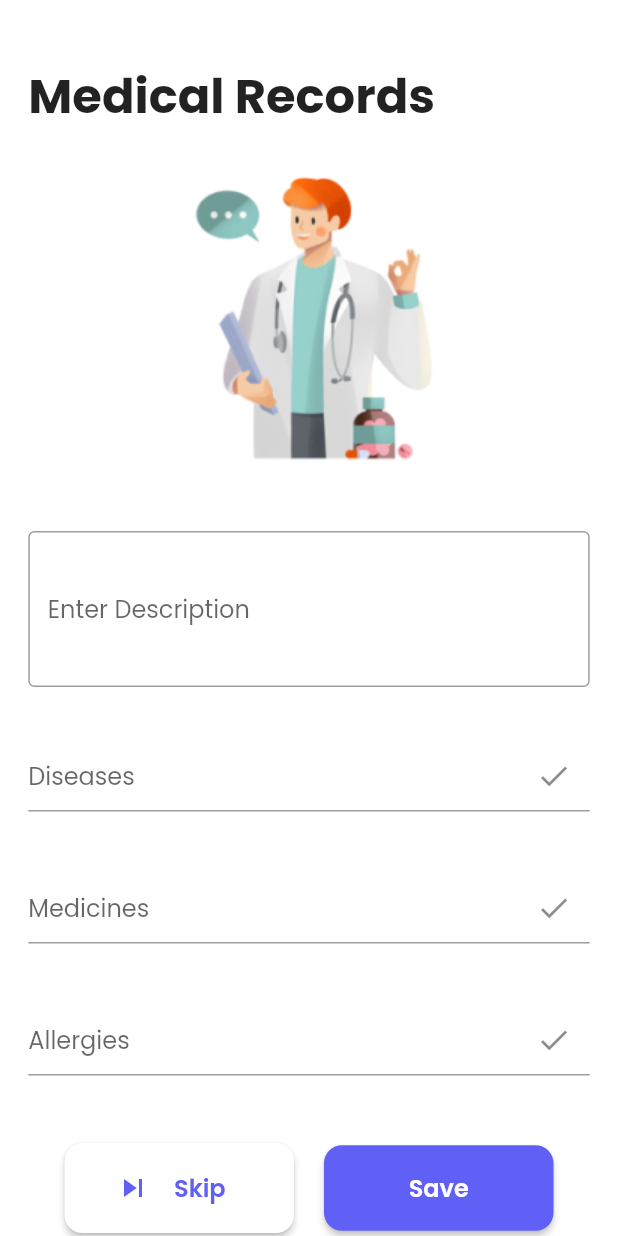
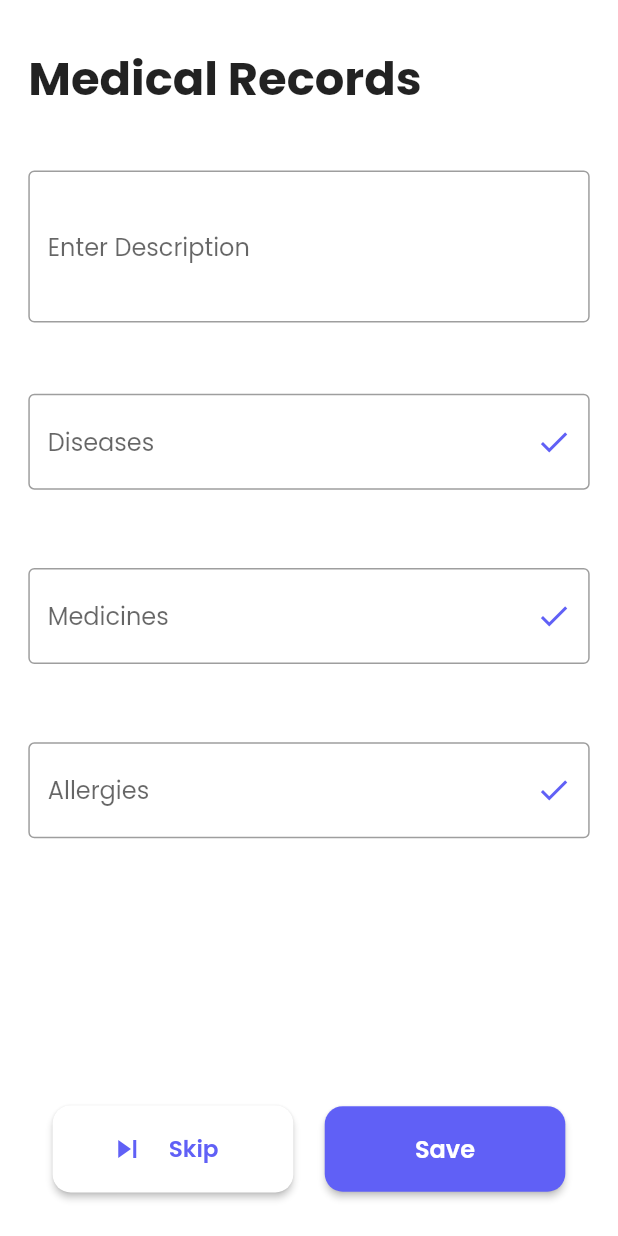
Before and after one commit to Debajyoti14/MamaVault, a Flutter app: the AddMedicalRecordsScreen screen opened directly, on a phone screen of 412 x 824 dp. Run offline on Flutter 3.47's test engine with Material 2 defaults, Android fonts, the phone set to English and light mode, and no system bars; our stand-ins replace accordion, animated_splash_screen, circular_countdown_timer, cloud_firestore, date_time_picker, file_picker and 15 more; missing offline and left inert: clipboard, onboarding, pdf_render; accounts and stored records are empty; statements that could not run were skipped.

Commit message:
Fixed Add Medications

```diff
--- a/lib/screens/onboarding/add_medical_records.dart
+++ b/lib/screens/onboarding/add_medical_records.dart
@@ -2,6 +2,7 @@ import 'package:cloud_firestore/cloud_firestore.dart';
 import 'package:firebase_auth/firebase_auth.dart';
 import 'package:flutter/cupertino.dart';
 import 'package:flutter/material.dart';
+import 'package:flutter_screenutil/flutter_screenutil.dart';
 import 'package:google_fonts/google_fonts.dart';
 import 'package:interrupt/screens/home_page.dart';
 import 'package:interrupt/widgets/primary_button.dart';
@@ -61,130 +62,43 @@ class _AddMedicalRecordsScreenState extends State<AddMedicalRecordsScreen> {
       };
       await finalUser.update(data);
     } catch (e) {
-      print(e.toString());
+      debugPrint(e.toString());
     }
   }
 
-  Widget buildChipsDisease() {
+  Widget buildChips(List<String> values, List<bool> selectedValues) {
     List<Widget> chips = [];
 
-    for (int i = 0; i < _diseasesValues.length; i++) {
-      InputChip actionChip = InputChip(
+    for (int i = 0; i < values.length; i++) {
+      Widget actionChip = Padding(
+        padding: const EdgeInsets.symmetric(horizontal: 3.0),
+        child: InputChip(
           selectedColor: PalleteColor.primaryPurple,
           deleteIconColor: PalleteColor.bodyTextColorLight,
           showCheckmark: false,
           backgroundColor: PalleteColor.bodyTextColorLight,
-        selected: _diseaseSelected[i],
+          selected: selectedValues[i],
           label: Text(
-          _diseasesValues[i],
+            values[i],
             style: const TextStyle(color: PalleteColor.bodyTextColorLight),
           ),
-        // avatar: FlutterLogo(),
-        elevation: 10,
+          elevation: 0,
           pressElevation: 5,
-        shadowColor: Colors.teal,
           onPressed: () {
             setState(() {
-            _diseaseSelected[i] = !_diseaseSelected[i];
+              selectedValues[i] = !selectedValues[i];
             });
           },
           onDeleted: () {
-          _diseasesValues.removeAt(i);
-          _diseaseSelected.removeAt(i);
+            values.removeAt(i);
+            selectedValues.removeAt(i);
 
             setState(() {
-            _diseasesValues = _diseasesValues;
-            _diseaseSelected = _diseaseSelected;
+              values = values;
+              selectedValues = selectedValues;
             });
           },
-      );
-
-      chips.add(actionChip);
-    }
-
-    return ListView(
-      // This next line does the trick.
-      scrollDirection: Axis.horizontal,
-      children: chips,
-    );
-  }
-
-  Widget buildChipsMedicine() {
-    List<Widget> chips = [];
-
-    for (int i = 0; i < _medicineValues.length; i++) {
-      InputChip actionChip = InputChip(
-        selectedColor: PalleteColor.primaryPurple,
-        deleteIconColor: PalleteColor.bodyTextColorLight,
-        showCheckmark: false,
-        backgroundColor: PalleteColor.bodyTextColorLight,
-        selected: _diseaseSelected[i],
-        label: Text(
-          _medicineValues[i],
-          style: const TextStyle(color: PalleteColor.bodyTextColorLight),
         ),
-        // avatar: FlutterLogo(),
-        elevation: 10,
-        pressElevation: 5,
-        shadowColor: Colors.teal,
-        onPressed: () {
-          setState(() {
-            _medicineSelected[i] = !_medicineSelected[i];
-          });
-        },
-        onDeleted: () {
-          _medicineValues.removeAt(i);
-          _medicineSelected.removeAt(i);
-
-          setState(() {
-            _medicineValues = _medicineValues;
-            _medicineSelected = _medicineSelected;
-          });
-        },
-      );
-
-      chips.add(actionChip);
-    }
-
-    return ListView(
-      // This next line does the trick.
-      scrollDirection: Axis.horizontal,
-      children: chips,
-    );
-  }
-
-  Widget buildChipsAllergy() {
-    List<Widget> chips = [];
-
-    for (int i = 0; i < _allergyValues.length; i++) {
-      InputChip actionChip = InputChip(
-        selectedColor: PalleteColor.primaryPurple,
-        deleteIconColor: PalleteColor.bodyTextColorLight,
-        showCheckmark: false,
-        backgroundColor: PalleteColor.bodyTextColorLight,
-        selected: _allergySelected[i],
-        label: Text(
-          _allergyValues[i],
-          style: const TextStyle(color: PalleteColor.bodyTextColorLight),
-        ),
-        // avatar: FlutterLogo(),
-        elevation: 10,
-        pressElevation: 5,
-        shadowColor: Colors.teal,
-        onPressed: () {
-          setState(() {
-            _allergySelected[i] = !_allergySelected[i];
-          });
-        },
-        onDeleted: () {
-          _allergyValues.removeAt(i);
-          _allergySelected.removeAt(i);
-
-          setState(() {
-            _allergyValues = _allergyValues;
-            _allergySelected = _allergySelected;
-          });
-        },
       );
 
       chips.add(actionChip);
@@ -203,31 +117,34 @@ class _AddMedicalRecordsScreenState extends State<AddMedicalRecordsScreen> {
         child: Form(
           key: formKey,
           child: Container(
-            padding: EdgeInsets.symmetric(horizontal: defaultPadding),
-            height: MediaQuery.of(context).size.height * 1.1,
+            padding: EdgeInsets.symmetric(
+                horizontal: defaultPadding, vertical: 30.h),
+            height: MediaQuery.of(context).size.height * 1,
             width: MediaQuery.of(context).size.width,
             child: SizedBox(
               width: double.infinity,
               child: Column(
                 crossAxisAlignment: CrossAxisAlignment.center,
+                mainAxisAlignment: MainAxisAlignment.spaceBetween,
                 children: [
-                  const SizedBox(height: 40),
-                  const Align(
+                  Column(
+                    children: [
+                      Align(
                         alignment: Alignment.centerLeft,
                         child: Text(
                           'Medical Records',
-                      style:
-                          TextStyle(fontSize: 32, fontWeight: FontWeight.bold),
+                          style: TextStyle(
+                              fontSize: 32.sp, fontWeight: FontWeight.bold),
                           textAlign: TextAlign.left,
                         ),
                       ),
-                  const SizedBox(height: 20),
-                  Image.asset('assets/add_medical_records.png'),
-                  const SizedBox(height: 40),
+                      // SizedBox(height: 20.h),
+                      // Image.asset('assets/add_medical_records.png'),
+                      SizedBox(height: 40.h),
                       CustomTextField(
                         hintText: 'Enter Description',
                         controller: _descriptionController,
-                    height: 40,
+                        height: 40.h,
                         validator: (value) {
                           if (value.toString().isEmpty) {
                             return 'Description is required';
@@ -236,22 +153,36 @@ class _AddMedicalRecordsScreenState extends State<AddMedicalRecordsScreen> {
                           }
                         },
                       ),
-                  // const SizedBox(height: 20),
-                  //For Diseases
                       Padding(
-                    padding: const EdgeInsets.symmetric(vertical: 5.0),
+                        padding: EdgeInsets.symmetric(vertical: 5.0.h),
                         child: Column(
                           children: <Widget>[
-                        SizedBox(
-                          height: 30,
-                          child: buildChipsDisease(),
+                            Container(
+                              height: 44.h,
+                              padding: const EdgeInsets.symmetric(vertical: 4),
+                              child:
+                                  buildChips(_diseasesValues, _diseaseSelected),
                             ),
                             TextFormField(
                               controller: _diseaseEditingController,
                               decoration: InputDecoration(
                                 hintText: 'Diseases',
+                                focusedBorder: const OutlineInputBorder(
+                                  borderSide: BorderSide(
+                                      color: PalleteColor.primaryPurple),
+                                ),
+                                enabledBorder: const OutlineInputBorder(
+                                  borderSide: BorderSide(color: Colors.grey),
+                                ),
+                                contentPadding: const EdgeInsets.symmetric(
+                                  vertical: 20,
+                                  horizontal: 13,
+                                ),
                                 suffixIcon: IconButton(
-                              icon: const Icon(Icons.check),
+                                  icon: const Icon(
+                                    Icons.check,
+                                    color: PalleteColor.primaryPurple,
+                                  ),
                                   onPressed: () {
                                     _diseasesValues
                                         .add(_diseaseEditingController.text);
@@ -261,7 +192,7 @@ class _AddMedicalRecordsScreenState extends State<AddMedicalRecordsScreen> {
                                     setState(() {
                                       _diseasesValues = _diseasesValues;
                                       _diseaseSelected = _diseaseSelected;
-                                  print(_diseasesValues);
+                                      debugPrint(_diseasesValues.toString());
                                     });
                                   },
                                 ),
@@ -272,19 +203,35 @@ class _AddMedicalRecordsScreenState extends State<AddMedicalRecordsScreen> {
                       ),
                       //For Medicines
                       Padding(
-                    padding: const EdgeInsets.symmetric(vertical: 5.0),
+                        padding: EdgeInsets.symmetric(vertical: 5.0.h),
                         child: Column(
                           children: <Widget>[
-                        SizedBox(
-                          height: 30,
-                          child: buildChipsMedicine(),
+                            Container(
+                              height: 44.h,
+                              padding: const EdgeInsets.symmetric(vertical: 4),
+                              child: buildChips(
+                                  _medicineValues, _medicineSelected),
                             ),
                             TextFormField(
                               controller: _medicineEditingController,
                               decoration: InputDecoration(
                                 hintText: 'Medicines',
+                                focusedBorder: const OutlineInputBorder(
+                                  borderSide: BorderSide(
+                                      color: PalleteColor.primaryPurple),
+                                ),
+                                enabledBorder: const OutlineInputBorder(
+                                  borderSide: BorderSide(color: Colors.grey),
+                                ),
+                                contentPadding: const EdgeInsets.symmetric(
+                                  vertical: 20,
+                                  horizontal: 13,
+                                ),
                                 suffixIcon: IconButton(
-                              icon: const Icon(Icons.check),
+                                  icon: const Icon(
+                                    Icons.check,
+                                    color: PalleteColor.primaryPurple,
+                                  ),
                                   onPressed: () {
                                     _medicineValues
                                         .add(_medicineEditingController.text);
@@ -294,7 +241,7 @@ class _AddMedicalRecordsScreenState extends State<AddMedicalRecordsScreen> {
                                     setState(() {
                                       _medicineValues = _medicineValues;
                                       _medicineSelected = _medicineSelected;
-                                  print(_medicineValues);
+                                      debugPrint(_medicineValues.toString());
                                     });
                                   },
                                 ),
@@ -305,19 +252,33 @@ class _AddMedicalRecordsScreenState extends State<AddMedicalRecordsScreen> {
                       ),
                       //For Allergies
                       Padding(
-                    padding: const EdgeInsets.symmetric(vertical: 5.0),
+                        padding: EdgeInsets.symmetric(vertical: 5.0.h),
                         child: Column(
                           children: <Widget>[
-                        SizedBox(
-                          height: 30,
-                          child: buildChipsAllergy(),
+                            Container(
+                              height: 44.h,
+                              padding: const EdgeInsets.symmetric(vertical: 4),
+                              child:
+                                  buildChips(_allergyValues, _allergySelected),
                             ),
                             TextFormField(
                               controller: _allergyEditingController,
                               decoration: InputDecoration(
                                 hintText: 'Allergies',
+                                focusedBorder: const OutlineInputBorder(
+                                  borderSide: BorderSide(
+                                      color: PalleteColor.primaryPurple),
+                                ),
+                                enabledBorder: const OutlineInputBorder(
+                                  borderSide: BorderSide(color: Colors.grey),
+                                ),
+                                contentPadding: const EdgeInsets.symmetric(
+                                  vertical: 20,
+                                  horizontal: 13,
+                                ),
                                 suffixIcon: IconButton(
-                              icon: const Icon(Icons.check),
+                                  icon: const Icon(Icons.check,
+                                      color: PalleteColor.primaryPurple),
                                   onPressed: () {
                                     _allergyValues
                                         .add(_allergyEditingController.text);
@@ -327,7 +288,7 @@ class _AddMedicalRecordsScreenState extends State<AddMedicalRecordsScreen> {
                                     setState(() {
                                       _allergyValues = _allergyValues;
                                       _allergySelected = _allergySelected;
-                                  print(_allergyValues);
+                                      debugPrint(_allergyValues.toString());
                                     });
                                   },
                                 ),
@@ -336,13 +297,15 @@ class _AddMedicalRecordsScreenState extends State<AddMedicalRecordsScreen> {
                           ],
                         ),
                       ),
-                  const SizedBox(height: 40),
+                      SizedBox(height: 40.h),
+                    ],
+                  ),
                   Row(
                     mainAxisAlignment: MainAxisAlignment.center,
                     children: [
                       SizedBox(
-                        width: 153,
-                        height: 60,
+                        width: 153.w,
+                        height: 60.h,
                         child: ElevatedButton.icon(
                           onPressed: () async {
                             Navigator.of(context).pushAndRemoveUntil(
@@ -370,14 +333,14 @@ class _AddMedicalRecordsScreenState extends State<AddMedicalRecordsScreen> {
                             textStyle: TextStyle(
                               fontFamily: GoogleFonts.poppins().fontFamily,
                               fontWeight: FontWeight.w600,
-                              fontSize: 16,
+                              fontSize: 16.sp,
                             ),
                           ),
                         ),
                       ),
-                      const SizedBox(width: 20),
+                      SizedBox(width: 20.w),
                       SizedBox(
-                        width: 153,
+                        width: 153.w,
                         child: PrimaryButton(
                             buttonTitle: 'Save',
                             onPressed: () async {
```
Also changed, not shown: lib/config/date_formatter.dart (+24 -0 lines), lib/screens/onboarding/add_details.dart (+93 -41 lines), lib/screens/onboarding/onboarding.dart (+22 -20 lines). Lines whose indentation alone changed are shown as unchanged.
